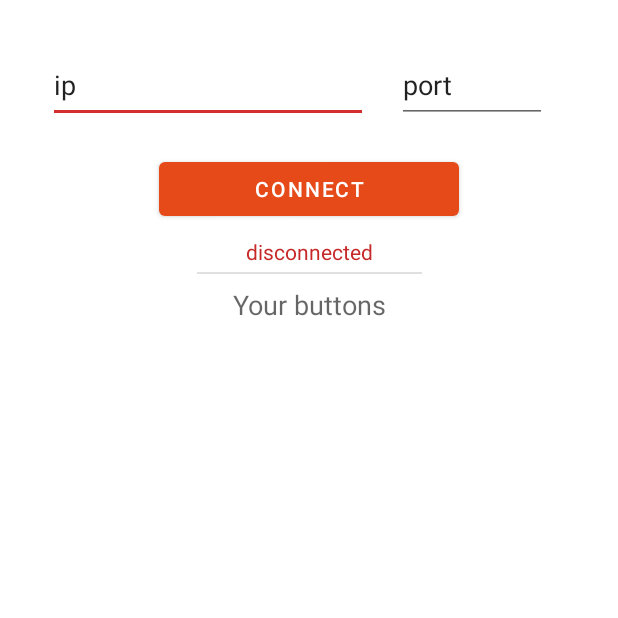
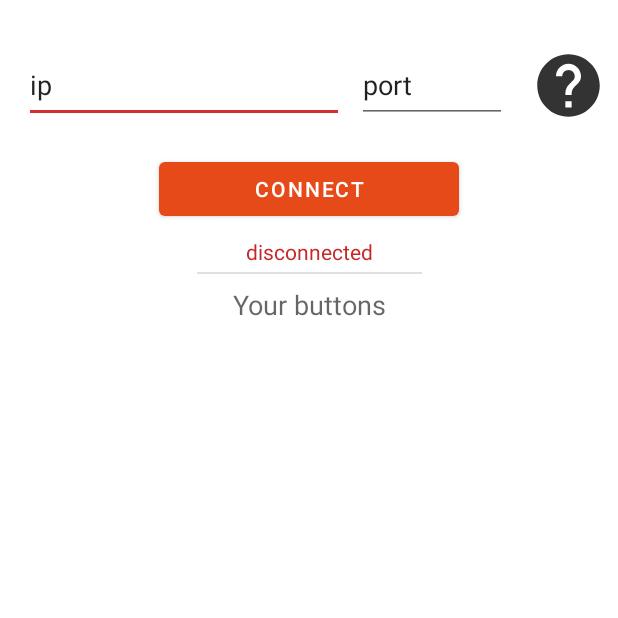
Before and after one commit to Stefifox/WifiKeyboard-Android, an Android app: the screen it shows after launch (MainActivity), on a phone screen of 412 x 824 dp, the top half of it. Run offline under Robolectric (Android 15) with nearby library versions, the light colour scheme and no system bars; our stand-ins replace Volley.

Commit message:
Adding info button

```diff
--- a/app/src/main/java/dev/stefifox/discordkeyboard/MainActivity.java
+++ b/app/src/main/java/dev/stefifox/discordkeyboard/MainActivity.java
@@ -3,12 +3,15 @@ package dev.stefifox.discordkeyboard;
 import androidx.appcompat.app.AppCompatActivity;
 
 import android.app.ActionBar;
+import android.content.Intent;
 import android.content.SharedPreferences;
+import android.net.Uri;
 import android.os.Bundle;
 import android.view.View;
 import android.widget.Button;
 import android.widget.EditText;
 import android.widget.ImageButton;
+import android.widget.ImageView;
 import android.widget.LinearLayout;
 import android.widget.TextView;
 import android.widget.Toast;
@@ -37,6 +40,7 @@ public class MainActivity extends AppCompatActivity {
         final Button connect = findViewById(R.id.connectbutton);
         final TextView status = findViewById(R.id.status);
         final LinearLayout buttonList = findViewById(R.id.buttonlist);
+        final ImageView infob = findViewById(R.id.infobutton);
 
         if(!url.equals(loadIp())){
             url = loadIp();
@@ -49,6 +53,17 @@ public class MainActivity extends AppCompatActivity {
 
         status.setText("disconnected");
         status.setTextColor(getColor(R.color.disconnect));
+
+
+        infob.setOnClickListener(new View.OnClickListener() {
+            @Override
+            public void onClick(View v) {
+                String url = "https://github.com/Stefifox/WifiKeyboard-Android/blob/main/README.md";
+                Intent i = new Intent(Intent.ACTION_VIEW);
+                i.setData(Uri.parse(url));
+                startActivity(i);
+            }
+        });
 
 
         connect.setOnClickListener(new View.OnClickListener() {
--- /dev/null
+++ b/app/src/main/res/drawable-anydpi/info.xml
@@ -0,0 +1,11 @@
+<vector xmlns:android="http://schemas.android.com/apk/res/android"
+    android:width="24dp"
+    android:height="24dp"
+    android:viewportWidth="24"
+    android:viewportHeight="24"
+    android:tint="#000000"
+    android:alpha="0.8">
+  <path
+      android:fillColor="@android:color/white"
+      android:pathData="M12,2C6.48,2 2,6.48 2,12s4.48,10 10,10 10,-4.48 10,-10S17.52,2 12,2zM13,19h-2v-2h2v2zM15.07,11.25l-0.9,0.92C13.45,12.9 13,13.5 13,15h-2v-0.5c0,-1.1 0.45,-2.1 1.17,-2.83l1.24,-1.26c0.37,-0.36 0.59,-0.86 0.59,-1.41 0,-1.1 -0.9,-2 -2,-2s-2,0.9 -2,2L8,9c0,-2.21 1.79,-4 4,-4s4,1.79 4,4c0,0.88 -0.36,1.68 -0.93,2.25z"/>
+</vector>
--- a/app/src/main/res/layout/activity_main.xml
+++ b/app/src/main/res/layout/activity_main.xml
@@ -6,11 +6,23 @@
     android:layout_height="match_parent"
     tools:context=".MainActivity">
 
+    <ImageView
+        android:id="@+id/infobutton"
+        android:layout_width="50dp"
+        android:layout_height="50dp"
+        android:layout_marginTop="32dp"
+        android:layout_marginEnd="8dp"
+        app:layout_constraintEnd_toEndOf="parent"
+        app:layout_constraintHorizontal_bias="1.0"
+        app:layout_constraintStart_toStartOf="parent"
+        app:layout_constraintTop_toTopOf="parent"
+        app:srcCompat="@drawable/info" />
+
     <EditText
         android:id="@+id/ipinput"
         android:layout_width="wrap_content"
         android:layout_height="50dp"
-        android:layout_marginStart="32dp"
+        android:layout_marginStart="16dp"
         android:layout_marginTop="32dp"
         android:ems="10"
         android:inputType="textPersonName"
@@ -23,12 +35,11 @@
         android:layout_width="100dp"
         android:layout_height="50dp"
         android:layout_marginTop="32dp"
-        android:layout_marginEnd="32dp"
+        android:layout_marginEnd="8dp"
         android:ems="10"
         android:inputType="textPersonName"
         android:text="port"
-        app:layout_constraintEnd_toEndOf="parent"
-        app:layout_constraintHorizontal_bias="0.556"
+        app:layout_constraintEnd_toStartOf="@+id/infobutton"
         app:layout_constraintStart_toEndOf="@+id/ipinput"
         app:layout_constraintTop_toTopOf="parent" />
 
```
Also changed, not shown: app/src/main/res/drawable-hdpi/info.png (added), app/src/main/res/drawable-mdpi/info.png (added), app/src/main/res/drawable-xhdpi/info.png (added), app/src/main/res/drawable-xxhdpi/info.png (added).
